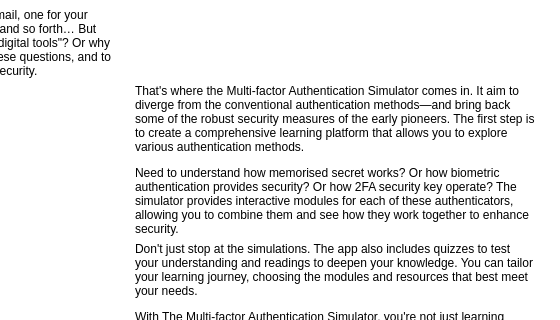
Old version of the form src/views/about_view.ui in the repository devforgely/MFA-Simulator; both pictures show x 308 to 868 and y 92 to 412 of the 868 by 859 pixel window.
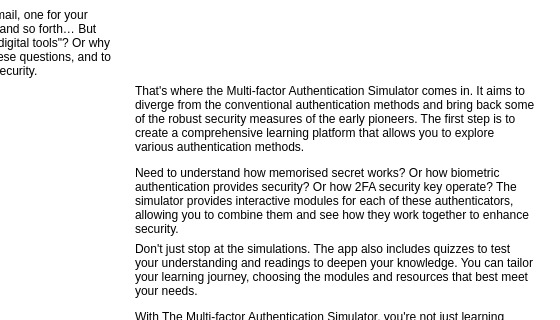
New version of the form. Icons and pictures are not drawn.

Commit message: update chip pin and totp method

Patch:
```diff
--- a/src/views/about_view.ui
+++ b/src/views/about_view.ui
@@ -99,9 +99,9 @@
       <property name="geometry">
        <rect>
         <x>0</x>
-        <y>-379</y>
+        <y>0</y>
         <width>847</width>
-        <height>1174</height>
+        <height>1189</height>
        </rect>
       </property>
       <layout class="QVBoxLayout" name="verticalLayout_2">
@@ -129,7 +129,7 @@
          <item row="1" column="1">
           <widget class="QLabel" name="label_5">
            <property name="text">
-            <string>&lt;p&gt;That's where the Multi-factor Authentication Simulator comes in. It aim to diverge from the conventional authentication methods—and bring back some of the robust security measures of the early pioneers. The first step is to create a comprehensive learning platform that allows you to explore various authentication methods.&lt;p&gt;
+            <string>&lt;p&gt;That's where the Multi-factor Authentication Simulator comes in. It aims to diverge from the conventional authentication methods and bring back some of the robust security measures of the early pioneers. The first step is to create a comprehensive learning platform that allows you to explore various authentication methods.&lt;p&gt;
 
 &lt;p&gt;Need to understand how memorised secret works? Or how biometric authentication provides security? Or how 2FA security key operate? The simulator provides interactive modules for each of these authenticators, allowing you to combine them and see how they work together to enhance security.&lt;/p&gt;</string>
            </property>
```
The commit also changes 50 other files.
